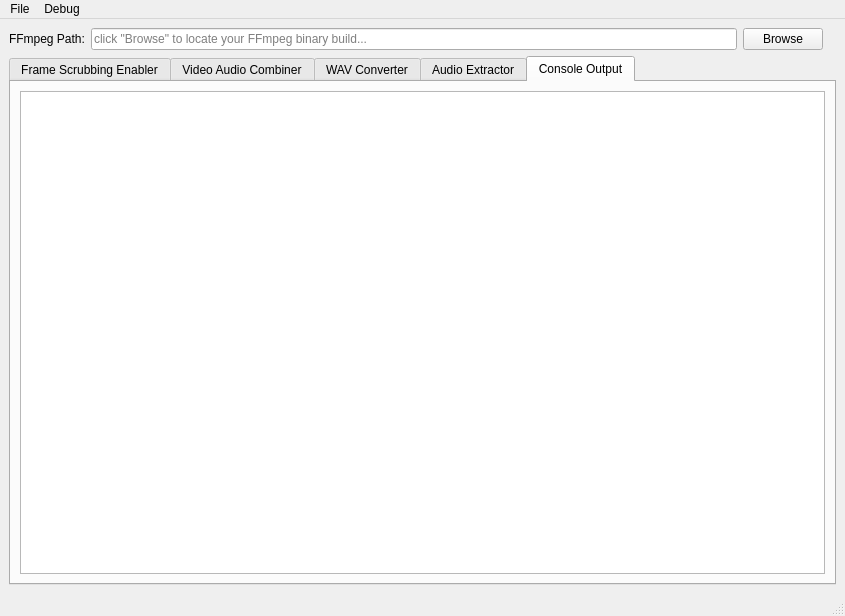
First picture: the form in dsamainwindow.ui, repository indra-dsa/dsa-multitool-gui, before the edit.
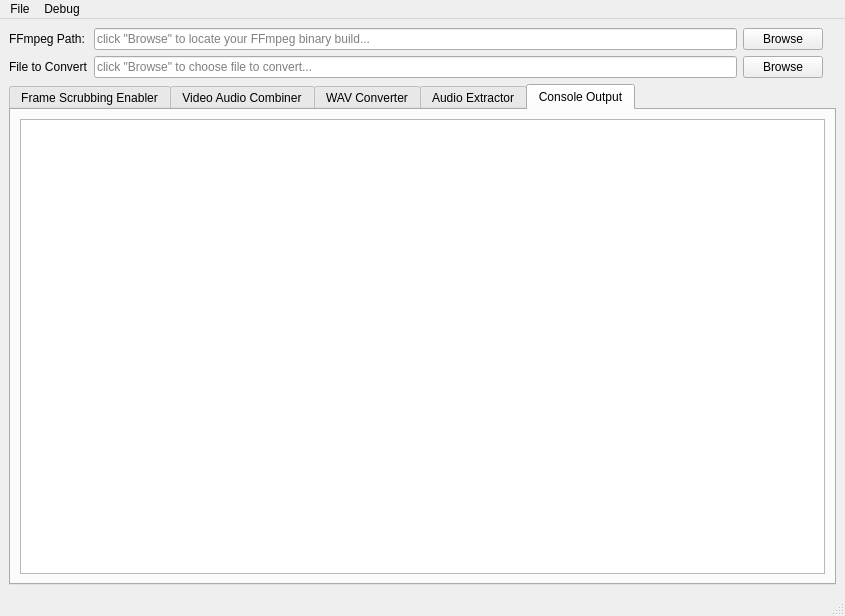
Second picture: the form after the edit. Icons and pictures are not drawn.

```diff
--- a/dsamainwindow.ui
+++ b/dsamainwindow.ui
@@ -59,6 +59,27 @@
           </property>
          </widget>
         </item>
+        <item row="1" column="0">
+         <widget class="QLabel" name="label_8">
+          <property name="text">
+           <string>File to Convert</string>
+          </property>
+         </widget>
+        </item>
+        <item row="1" column="2">
+         <widget class="QLineEdit" name="pathFile">
+          <property name="placeholderText">
+           <string>click &quot;Browse&quot; to choose file to convert...</string>
+          </property>
+         </widget>
+        </item>
+        <item row="1" column="3">
+         <widget class="QPushButton" name="browseFile">
+          <property name="text">
+           <string>Browse</string>
+          </property>
+         </widget>
+        </item>
        </layout>
       </item>
       <item row="0" column="1">
```
Left out of the diff: 22 changed lines with no effect on the pictures.
